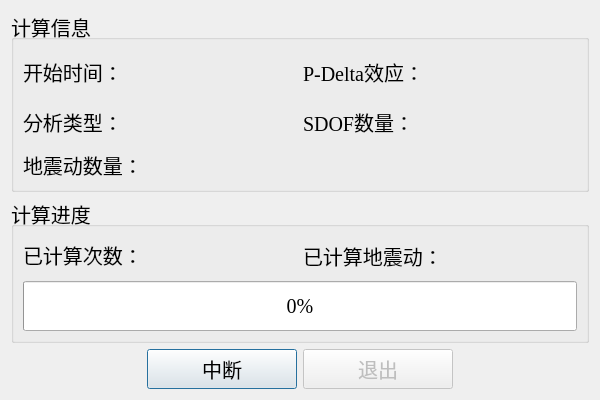
This is ui/Win.ui in WenchenLie/NRSA as Qt 5 draws it before an edit. The edited form follows.
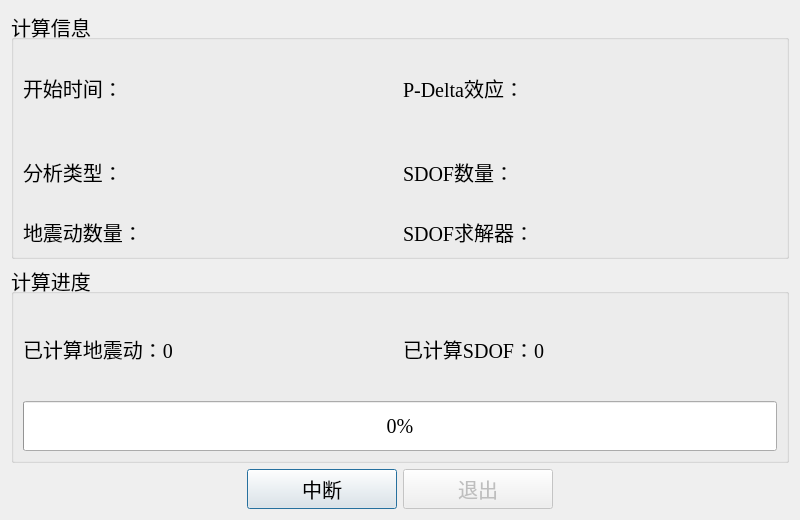
This is the edited form.

Commit message: 完成等强度计算函数

What changed in the file:
```diff
--- a/ui/Win.ui
+++ b/ui/Win.ui
@@ -6,14 +6,20 @@
    <rect>
     <x>0</x>
     <y>0</y>
-    <width>600</width>
-    <height>400</height>
+    <width>800</width>
+    <height>520</height>
    </rect>
   </property>
   <property name="minimumSize">
    <size>
-    <width>600</width>
-    <height>400</height>
+    <width>800</width>
+    <height>520</height>
+   </size>
+  </property>
+  <property name="maximumSize">
+   <size>
+    <width>16777215</width>
+    <height>16777215</height>
    </size>
   </property>
   <property name="font">
@@ -229,7 +235,7 @@
            </size>
           </property>
           <property name="text">
-           <string/>
+           <string>SDOF求解器：</string>
           </property>
          </widget>
         </item>
@@ -276,7 +282,7 @@
              </size>
             </property>
             <property name="text">
-             <string>已计算次数：</string>
+             <string>已计算地震动：0</string>
             </property>
            </widget>
           </item>
@@ -295,7 +301,7 @@
              </size>
             </property>
             <property name="text">
-             <string>已计算地震动：</string>
+             <string>已计算SDOF：0</string>
             </property>
            </widget>
           </item>
```
The commit also changes 9 other files.
